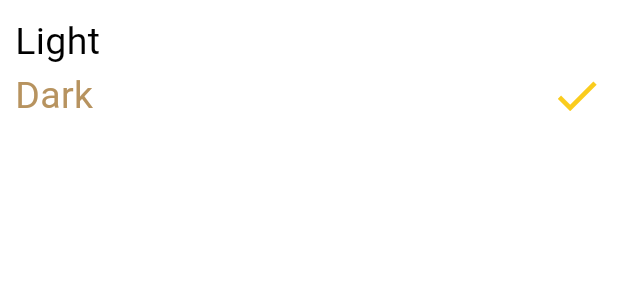
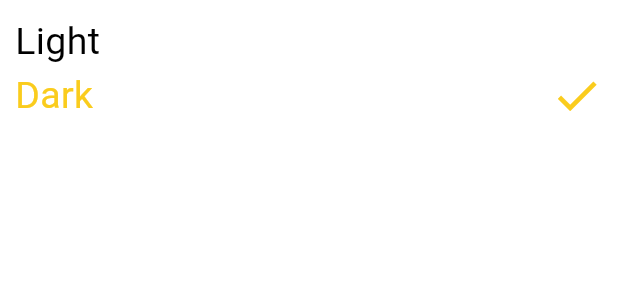
Before and after one commit to oso020/ISLAMI-APP, a Flutter app: the ModalSheetTheme widget shown alone on an empty page, opened directly, after a tap on "Dark", on a phone screen of 412 x 824 dp. Shown: the top 300 px of the screen. Run offline on Flutter 3.47's test engine with Material 3 defaults, Android fonts, the phone set to English and light mode, and no system bars; our stand-ins replace audioplayers, shared_preferences; accounts and stored records are empty; generated files the repository leaves out were written again; network calls fail.

Commit message:
fix problems

```diff
--- a/lib/Home/radio/radioItem.dart
+++ b/lib/Home/radio/radioItem.dart
@@ -8,6 +8,7 @@ import 'package:islami_app/Home/radio/RadioModel.dart';
 class RadioItem extends StatefulWidget {
   Radios radio;
   AudioPlayer audioPlayer;
+
    RadioItem({super.key, required this.radio , required this.audioPlayer});
 
   @override
--- a/lib/Home/settings/show_bottom_modal_sheet_theme.dart
+++ b/lib/Home/settings/show_bottom_modal_sheet_theme.dart
@@ -26,28 +26,32 @@ class _ModalSheetThemeState extends State<ModalSheetTheme> {
                 provider.changeTheme(ThemeMode.light);
               },
               child: provider.theme == ThemeMode.light
-                  ? selectedWidget(AppLocalizations.of(context)!.light)
+                  ? selectedWidget(AppLocalizations.of(context)!.light,provider.theme == ThemeMode.light
+                  ? ColorApp.primaryLightColor
+                  : ColorApp.primaryDarkColor,)
                   : unSelectedWidget(AppLocalizations.of(context)!.light)),
           InkWell(
               onTap: () {
                 provider.changeTheme(ThemeMode.dark);
               },
               child: provider.theme == ThemeMode.dark
-                  ? selectedWidget(AppLocalizations.of(context)!.dark)
+                  ? selectedWidget(AppLocalizations.of(context)!.dark,provider.theme == ThemeMode.light
+                  ? ColorApp.primaryLightColor
+                  : ColorApp.primaryDarkColor,)
                   : unSelectedWidget(AppLocalizations.of(context)!.dark))
         ],
       ),
     );
   }
 
-  Widget selectedWidget(String text) {
+  Widget selectedWidget(String text,Color theme) {
     return Row(
       mainAxisAlignment: MainAxisAlignment.spaceBetween,
       children: [
         Text(
           text,
           style: Theme.of(context).textTheme.bodyMedium!.copyWith(
-                color: ColorApp.primaryLightColor,
+                color: theme,
               ),
         ),
         Icon(
```
